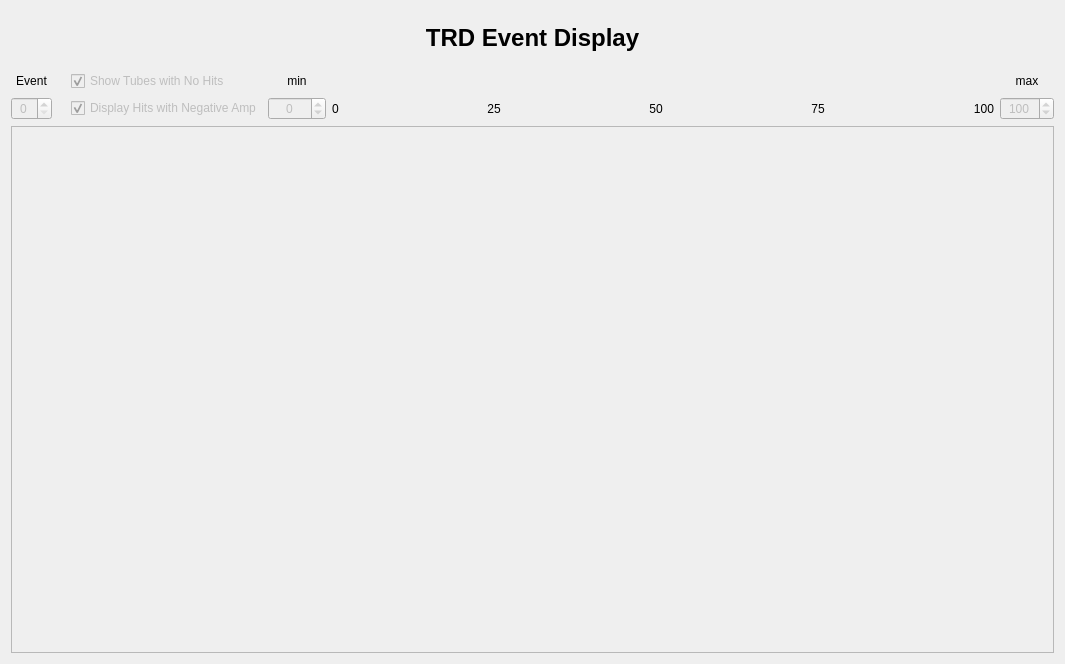
bastianbeischer/TRDEventDisplay, file ui/EventDisplayForm.ui: the form before one commit.
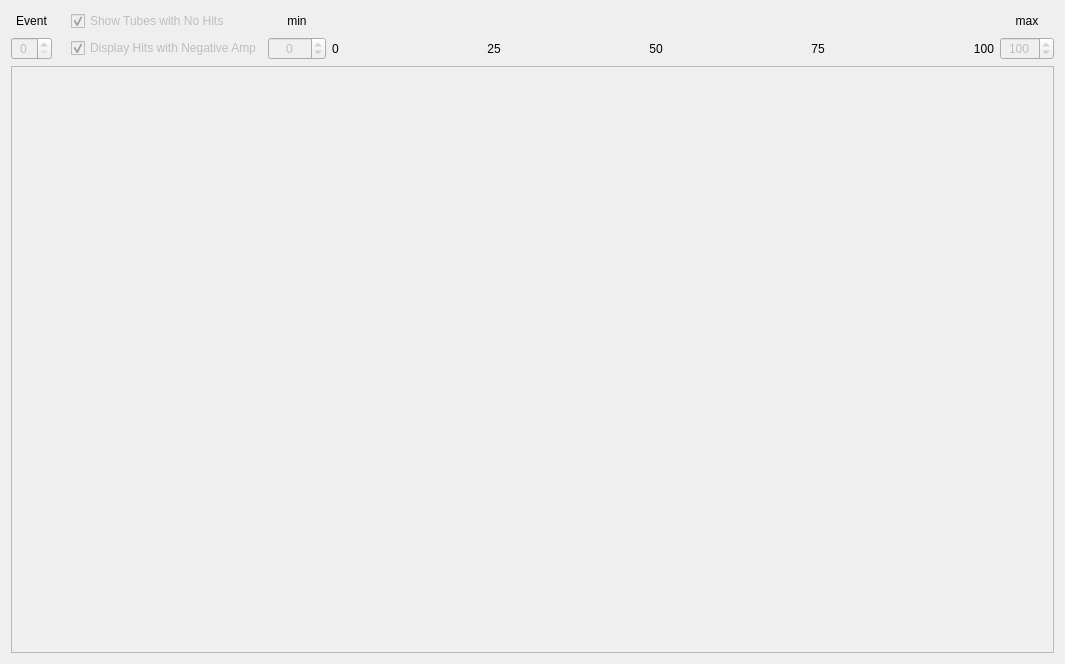
The form after the commit.

```diff
--- a/ui/EventDisplayForm.ui
+++ b/ui/EventDisplayForm.ui
@@ -22,63 +22,6 @@
   </property>
   <layout class="QGridLayout" name="m_centralLayout">
    <item row="0" column="0">
-    <spacer name="m_verticalSpacer_2">
-     <property name="orientation">
-      <enum>Qt::Vertical</enum>
-     </property>
-     <property name="sizeType">
-      <enum>QSizePolicy::Fixed</enum>
-     </property>
-     <property name="sizeHint" stdset="0">
-      <size>
-       <width>20</width>
-       <height>13</height>
-      </size>
-     </property>
-    </spacer>
-   </item>
-   <item row="1" column="0">
-    <widget class="QLabel" name="m_titleLabel">
-     <property name="sizePolicy">
-      <sizepolicy hsizetype="Preferred" vsizetype="Preferred">
-       <horstretch>0</horstretch>
-       <verstretch>0</verstretch>
-      </sizepolicy>
-     </property>
-     <property name="font">
-      <font>
-       <pointsize>18</pointsize>
-       <weight>75</weight>
-       <italic>false</italic>
-       <bold>true</bold>
-       <underline>false</underline>
-      </font>
-     </property>
-     <property name="text">
-      <string>TRD Event Display</string>
-     </property>
-     <property name="alignment">
-      <set>Qt::AlignCenter</set>
-     </property>
-    </widget>
-   </item>
-   <item row="2" column="0">
-    <spacer name="m_verticalSpacer">
-     <property name="orientation">
-      <enum>Qt::Vertical</enum>
-     </property>
-     <property name="sizeType">
-      <enum>QSizePolicy::Fixed</enum>
-     </property>
-     <property name="sizeHint" stdset="0">
-      <size>
-       <width>20</width>
-       <height>13</height>
-      </size>
-     </property>
-    </spacer>
-   </item>
-   <item row="3" column="0">
     <layout class="QGridLayout" name="m_gridLayout">
      <item row="2" column="0">
       <widget class="QSpinBox" name="m_eventNumberSpinBox">
@@ -305,7 +248,7 @@
      </item>
     </layout>
    </item>
-   <item row="4" column="0">
+   <item row="1" column="0">
     <widget class="QFrame" name="m_graphicsViewFrame">
      <property name="sizePolicy">
       <sizepolicy hsizetype="Expanding" vsizetype="Expanding">
```
